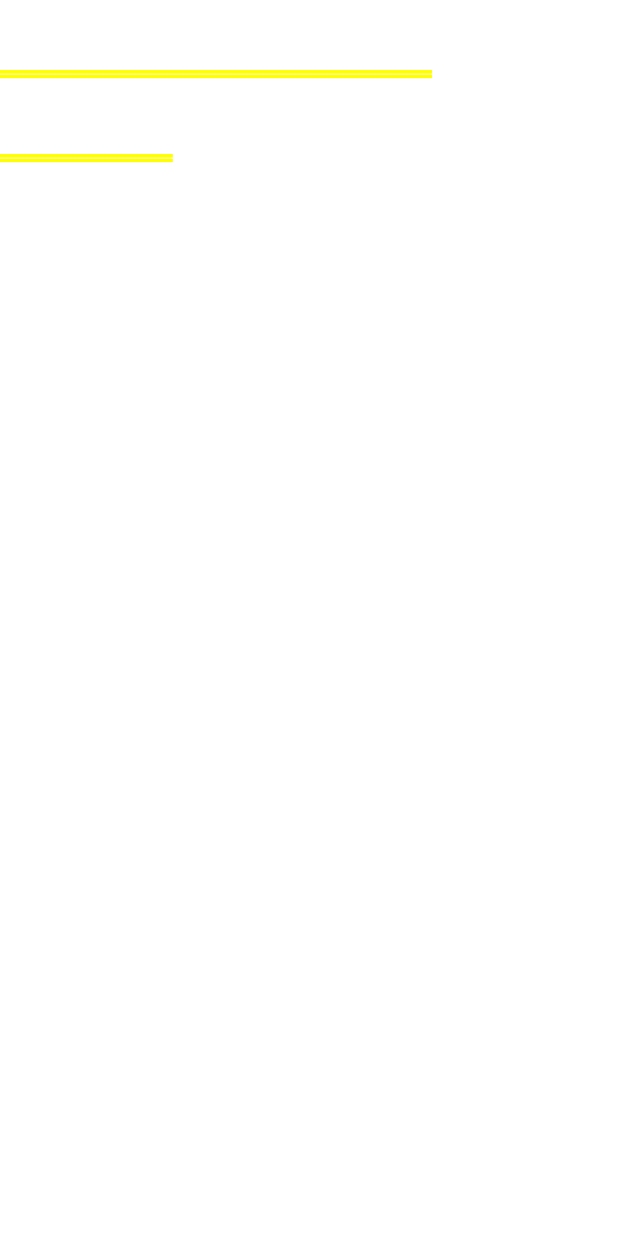
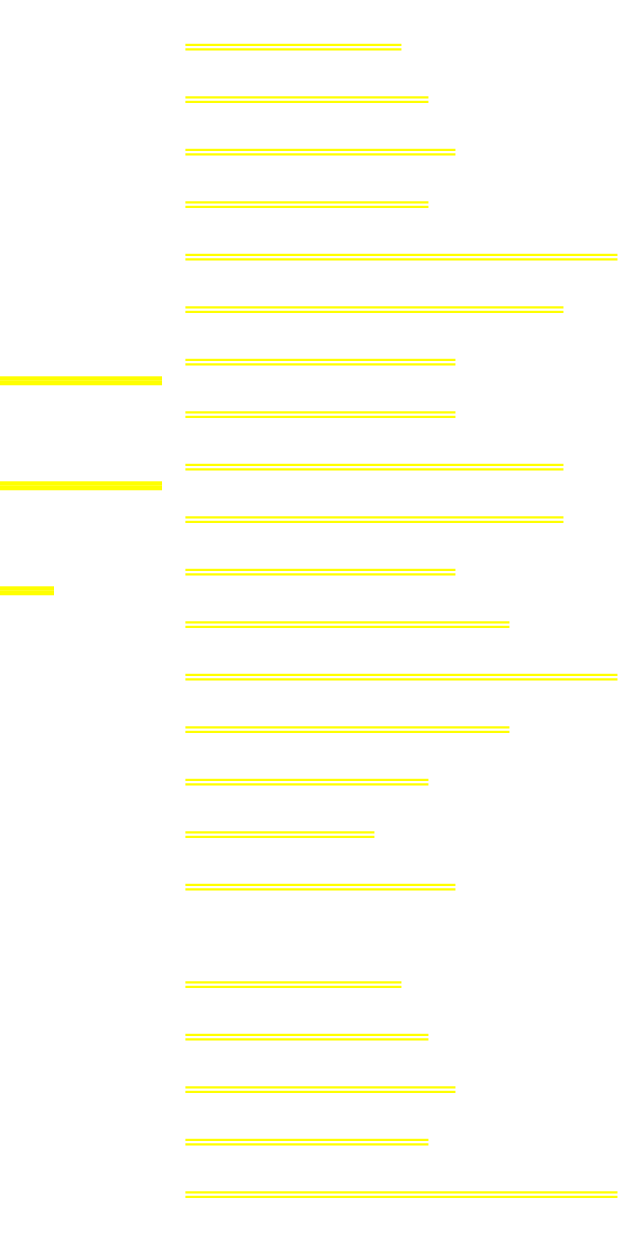
Before and after one commit to Pradip-Dhanraj/mobility-portfolio, a Flutter app: the Skills screen opened by its route, on a phone screen of 412 x 824 dp. Run offline on Flutter 3.47's test engine with Material 2 defaults, Android fonts, the phone set to English and light mode, and no system bars; our stand-ins replace avatar_glow, get_it, url_launcher_web; network calls fail; key blocks and very long unbroken strings in the code were emptied for the run.

Commit message:
updated skill page

```diff
--- a/lib/pages/dark-theme-skills.dart
+++ b/lib/pages/dark-theme-skills.dart
@@ -1,27 +1,133 @@
 import 'package:flutter/material.dart';
+import 'package:portfolio/resources/strings.dart';
 import 'package:portfolio/viewmodels/skills-viewmodel.dart';
 import 'package:provider/provider.dart';
 
 class Skills extends StatelessWidget {
+  TableRow divider() {
+    return TableRow(
+      children: [
+        SizedBox(
+          height: 30,
+        ),
+        SizedBox(
+          height: 30,
+        ),
+      ],
+    );
+  }
+
   @override
   Widget build(BuildContext context) {
     return ChangeNotifierProvider(
       create: (context) => SkillsViewModel(),
       child: Consumer<SkillsViewModel>(
-        builder: (context, model, child) => Column(
-          mainAxisAlignment: MainAxisAlignment.start,
-          crossAxisAlignment: CrossAxisAlignment.start,
+        builder: (context, model, child) => Table(
+          columnWidths: {
+            0: FractionColumnWidth(.3),
+          },
+          defaultVerticalAlignment: TableCellVerticalAlignment.middle,
           children: [
-            // bio Section
-            //model.displaycontainer,
-            Text(
-              "Skills are here",
-              style: TextStyle(
-                color: Colors.white,
-              ),
+            TableRow(
+              children: [
+                //xamarin title
+                Center(
+                  child: Text(
+                    "Xamarin",
+                    style: TextStyle(
+                      color: Colors.white,
+                      fontSize: 60,
+                    ),
+                  ),
+                ),
+                //xamarin details
+                Text(
+                  Strings.xamarinskillls,
+                  style: TextStyle(
+                    color: Colors.white,
+                    fontSize: 30,
+                  ),
+                )
+              ],
+            ),
+            divider(),
+            TableRow(
+              children: [
+                //flutter title
+                Center(
+                  child: Text(
+                    "Flutter",
+                    style: TextStyle(
+                      color: Colors.white,
+                      fontSize: 60,
+                    ),
+                  ),
+                ),
+                //flutter details
+                Text(
+                  Strings.flutterskillls,
+                  style: TextStyle(
+                    color: Colors.white,
+                    fontSize: 30,
+                  ),
+                )
+              ],
+            ),
+            divider(),
+            TableRow(
+              children: [
+                //nodejs title
+                Center(
+                  child: Text(
+                    "NodeJS",
+                    style: TextStyle(
+                      color: Colors.white,
+                      fontSize: 60,
+                    ),
+                  ),
+                ),
+                //nodejs details
+                Text(
+                  Strings.flutterskillls,
+                  style: TextStyle(
+                    color: Colors.white,
+                    fontSize: 30,
+                  ),
+                )
+              ],
             ),
           ],
         ),
+
+        // Row(
+        //   children: [
+        //     Flexible(
+        //       fit: FlexFit.tight,
+        //       child: Container(
+        //         color: Colors.green,
+        //         child: Center(
+        //           child: Text("data"),
+        //         ),
+        //       ),
+        //       flex: 1,
+        //     ),
+        //     Flexible(
+        //       fit: FlexFit.tight,
+        //       child: Column(
+        //         children: [
+        //           Text(
+        //             "data",
+        //             style: TextStyle(
+        //               color: Colors.white,
+        //               fontSize: 30
+        //             ),
+        //           ),
+        //         ],
+        //       ),
+        //       flex: 2,
+        //     ),
+        //   ],
+        // ),
       ),
     );
   }
--- a/lib/resources/strings.dart
+++ b/lib/resources/strings.dart
@@ -11,7 +11,12 @@ class Strings {
   static const String githuburl = 'https://github.com/Pradip-Dhanraj';
   static const String profileimg =
       'https://scontent.fbom2-1.fna.fbcdn.net/v/t1.0-9/82782730_3113154942042504_5968298533185388544_n.jpg?_nc_cat=111&_nc_sid=09cbfe&_nc_ohc=nGXdWyVwjHwAX9nlygx&_nc_ht=scontent.fbom2-1.fna&oh=c0b5be8b1621a0cfd2b7acb09cf1fc75&oe=5F159892';
-
+  static const String xamarinskillls =
+      "$bulletpoint Custom renderers \n$bulletpoint Styles & behaviors  \n$bulletpoint Native Android & iOS features  \n$bulletpoint Reusable components \n$bulletpoint Knowledge of cross-platform structure. \n$bulletpoint Experience with JSON, XAML/XML, and Web Services. \n$bulletpoint State management";
+  static const String flutterskillls =
+      "$bulletpoint Custom renderers \n$bulletpoint Styles & behaviors  \n$bulletpoint Native Android & iOS features  \n$bulletpoint Reusable components \n$bulletpoint Knowledge of cross-platform structure. \n$bulletpoint Experience with JSON, XAML/XML, and Web Services. ";
+  //static const String bulletpoint = "⚪";
+  static const String bulletpoint = "-";
 //Images
 
   static const String linkedinimg =
--- a/lib/viewmodels/startpage-viewmodel.dart
+++ b/lib/viewmodels/startpage-viewmodel.dart
@@ -53,5 +53,6 @@ class StartPageViewModel extends BaseModel {
 
   StartPageViewModel() {
     displaycontainer = DarkDashboard();
+    //displaycontainer = Skills();
   }
 }
```
Also changed, not shown: 1 other file.
